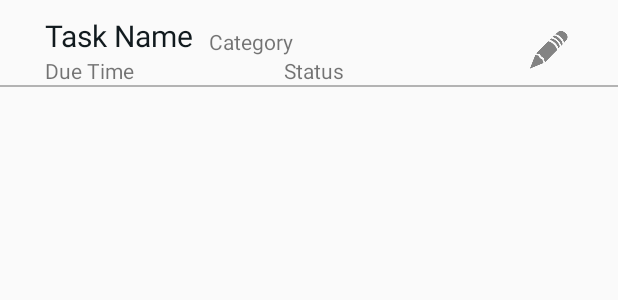
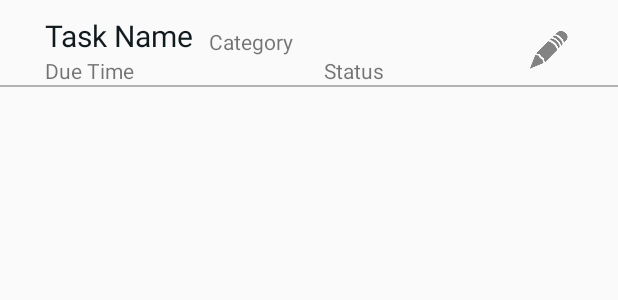
Before and after one commit to DassiShenkar/TasKing, an Android app: the layout tasks_list_item.xml on its own in the app's theme, with its tools: preview values and no code run, on a phone screen of 412 x 824 dp. Shown: the top 300 px of the screen. Run offline under Robolectric (Android 15) with nearby library versions, the phone set to English and light mode, and no system bars.

Commit message:
fixed status position

```diff
--- a/app/src/main/res/layout/tasks_list_item.xml
+++ b/app/src/main/res/layout/tasks_list_item.xml
@@ -64,11 +64,11 @@
             android:id="@+id/list_item_status"
             android:textSize="14sp"
             android:text="@string/status"
-            android:paddingStart="60dp"
-            android:paddingEnd="60dp"
+            android:paddingStart="10dp"
+            android:paddingEnd="10dp"
             android:textAlignment="textEnd"
-            android:layout_below="@+id/list_item_description"
-            android:layout_alignStart="@+id/list_item_category" />
+            android:layout_below="@+id/list_item_category"
+            android:layout_toEndOf="@+id/list_item_category" />
     </RelativeLayout>
 
     <LinearLayout
```
